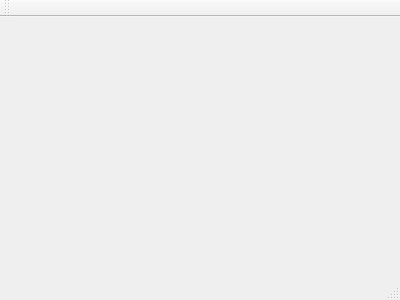
Before: the Qt Designer form hashlife.ui in FilipAndersson245/Red-Oktober, drawn with Qt 5.
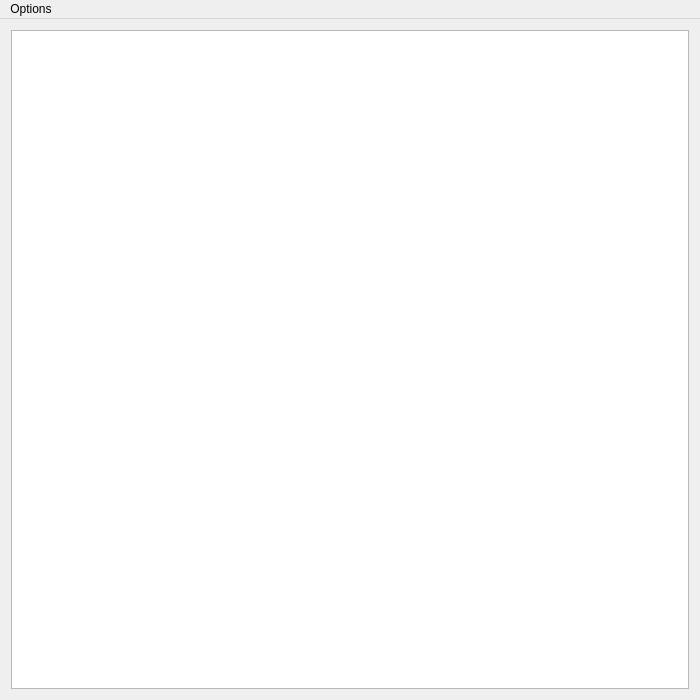
After: the same form once the commit is applied.

Commit message: combined menu and working game logic

The edit to the form file:
```diff
--- a/hashlife.ui
+++ b/hashlife.ui
@@ -1,24 +1,93 @@
 <ui version="4.0">
  <class>Hashlife</class>
- <widget class="QMainWindow" name="Hashlife" >
-  <property name="geometry" >
+ <widget class="QMainWindow" name="Hashlife">
+  <property name="geometry">
    <rect>
     <x>0</x>
     <y>0</y>
-    <width>400</width>
-    <height>300</height>
+    <width>700</width>
+    <height>700</height>
    </rect>
   </property>
   <property name="windowTitle" >
    <string>Hashlife</string>
   </property>
-  <widget class="QMenuBar" name="menuBar" />
-  <widget class="QToolBar" name="mainToolBar" />
-  <widget class="QWidget" name="centralWidget" />
-  <widget class="QStatusBar" name="statusBar" />
+  <property name="styleSheet">
+   <string notr="true"/>
+  </property>
+  <widget class="QWidget" name="centralWidget">
+   <layout class="QGridLayout" name="gridLayout">
+    <item row="0" column="0">
+     <widget class="QGraphicsView" name="_graphicsView">
+      <property name="styleSheet">
+       <string notr="true"/>
+      </property>
+     </widget>
+    </item>
+   </layout>
+  </widget>
+  <widget class="QMenuBar" name="menuBar">
+   <property name="geometry">
+    <rect>
+     <x>0</x>
+     <y>0</y>
+     <width>700</width>
+     <height>21</height>
+    </rect>
+   </property>
+   <property name="sizePolicy">
+    <sizepolicy hsizetype="MinimumExpanding" vsizetype="Maximum">
+     <horstretch>0</horstretch>
+     <verstretch>0</verstretch>
+    </sizepolicy>
+   </property>
+   <property name="minimumSize">
+    <size>
+     <width>700</width>
+     <height>0</height>
+    </size>
+   </property>
+   <property name="defaultUp">
+    <bool>false</bool>
+   </property>
+   <property name="nativeMenuBar">
+    <bool>true</bool>
+   </property>
+   <widget class="QMenu" name="_optionsMenu">
+    <property name="baseSize">
+     <size>
+      <width>0</width>
+      <height>0</height>
+     </size>
+    </property>
+    <property name="font">
+     <font>
+      <family>Lucida Fax</family>
+      <pointsize>20</pointsize>
+      <weight>75</weight>
+      <bold>true</bold>
+     </font>
+    </property>
+    <property name="title">
+     <string>Options</string>
+    </property>
+    <addaction name="actionEnd_Game"/>
+    <addaction name="actionHelp"/>
+   </widget>
+   <addaction name="_optionsMenu"/>
+  </widget>
+  <action name="actionEnd_Game">
+   <property name="text">
+    <string>End Game</string>
+   </property>
+  </action>
+  <action name="actionHelp">
+   <property name="text">
+    <string>Help</string>
+   </property>
+  </action>
  </widget>
- <layoutDefault spacing="6" margin="11" />
- <pixmapfunction></pixmapfunction>
+ <layoutdefault spacing="6" margin="11"/>
  <resources/>
  <connections/>
 </ui>
```
Left out of the diff: 3 changed lines with no effect on the pictures. The commit also changes 19 other files.
